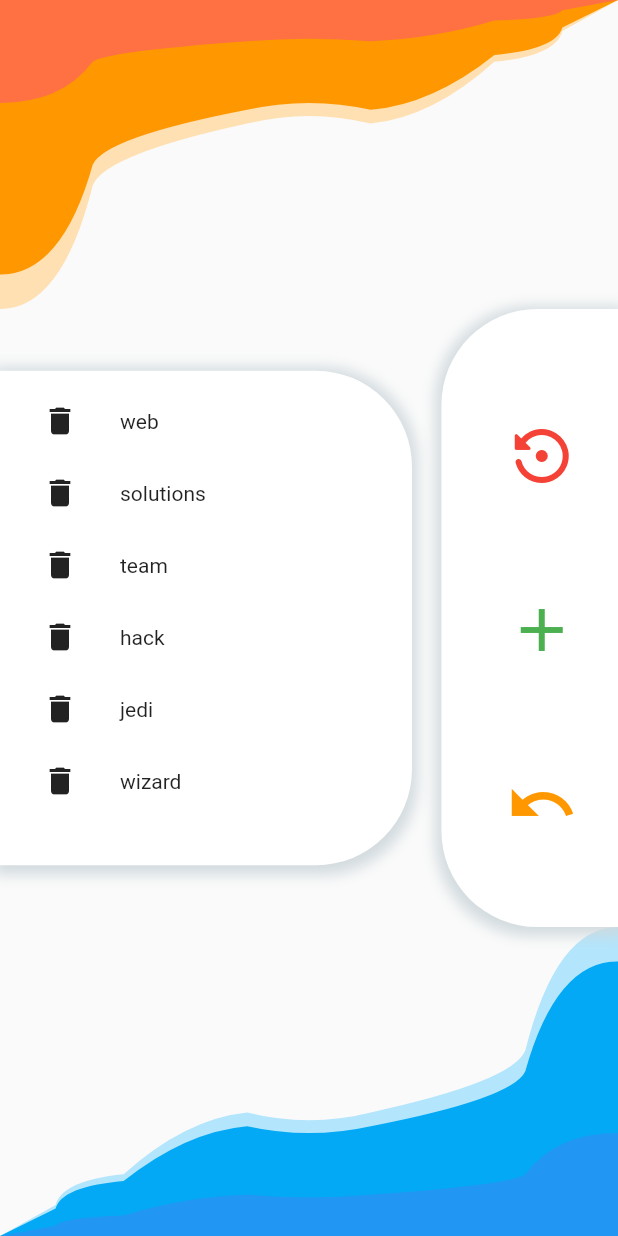
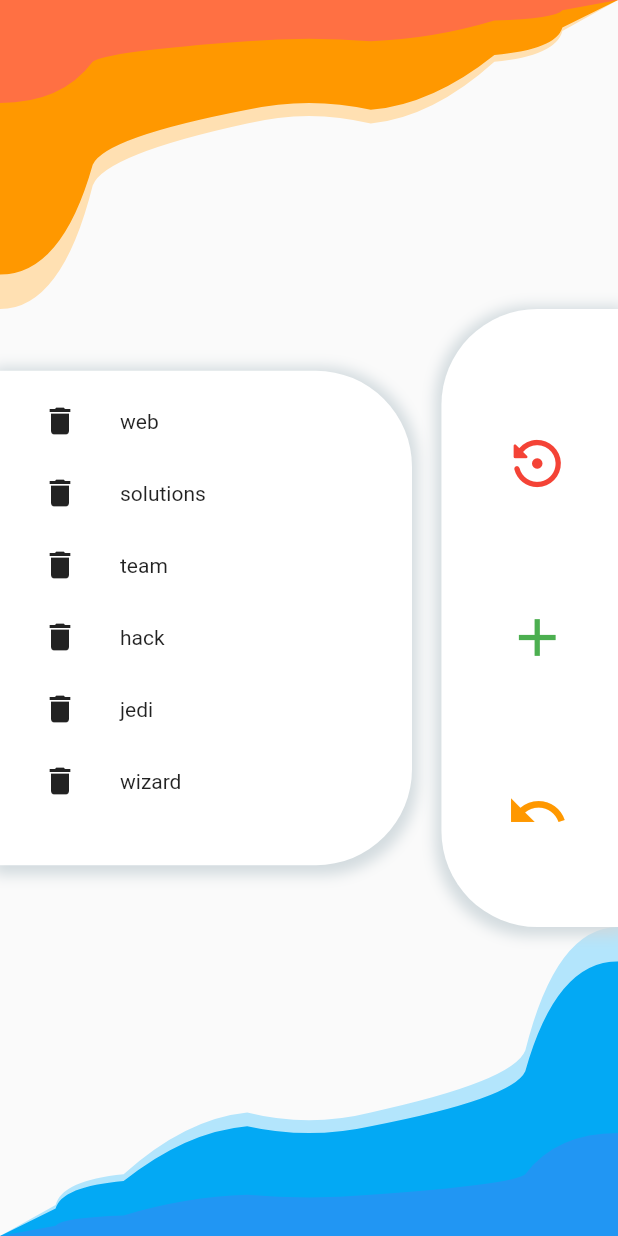
Before and after one commit to bgoncharuck/it_company_name_generator, a Flutter app: the screen it shows after launch, scrolled down 406 dp, after a tap on the "delete" icon, on a phone screen of 412 x 824 dp. Run offline on Flutter 3.47's test engine with Material 2 defaults, Android fonts, the phone set to English and light mode, and no system bars; our stand-ins replace equatable, flutter_bloc, hydrated_bloc; missing offline and left inert: replay_bloc.

```diff
--- a/lib/model/settings_model.dart
+++ b/lib/model/settings_model.dart
@@ -23,14 +23,13 @@ const SettingsModelState _defaultSettings = [
 ];
 
 @immutable
-abstract class SettingsModelEvent extends ReplayEvent {
-  SettingsModelState get settings;
-}
+abstract class SettingsModelEvent extends ReplayEvent {}
 
 @immutable
-class DefaultSettingsEvent extends Equatable implements SettingsModelEvent {
+class RestoreDefaultSettingsEvent extends Equatable
+    implements SettingsModelEvent {
   final SettingsModelState settings = _defaultSettings;
-  const DefaultSettingsEvent();
+  const RestoreDefaultSettingsEvent();
 
   @override
   List<Object> get props => [settings];
@@ -41,11 +40,24 @@ class DefaultSettingsEvent extends Equatable implements SettingsModelEvent {
 
 @immutable
 class NewSettingsEvent extends Equatable implements SettingsModelEvent {
-  final SettingsModelState settings;
-  const NewSettingsEvent(this.settings);
+  final String item;
+  const NewSettingsEvent(this.item);
 
   @override
-  List<Object> get props => [settings];
+  List<Object> get props => [item];
+
+  @override
+  bool get stringify => false;
+}
+
+@immutable
+class RemoveByIndexSettingsEvent extends Equatable
+    implements SettingsModelEvent {
+  final int index;
+  const RemoveByIndexSettingsEvent(this.index);
+
+  @override
+  List<Object> get props => [index];
 
   @override
   bool get stringify => false;
@@ -57,7 +69,16 @@ class SettingsModel extends HydratedBloc<SettingsModelEvent, SettingsModelState>
 
   @override
   Stream<SettingsModelState> mapEventToState(SettingsModelEvent event) async* {
-    yield event.settings;
+    // new setting adding
+    if (event is NewSettingsEvent)
+      yield List.from(state)..add(event.item);
+
+    // remove setting by index
+    else if (event is RemoveByIndexSettingsEvent)
+      yield List.from(state)..removeAt(event.index);
+
+    // restore default
+    else if (event is RestoreDefaultSettingsEvent) yield event.settings;
   }
 
   @override
--- a/lib/settings/settings_screen_left.dart
+++ b/lib/settings/settings_screen_left.dart
@@ -16,9 +16,7 @@ class SettingsScreenLeft extends StatelessWidget {
               // Remove
               IconButton(
                 onPressed: () => BlocProvider.of<SettingsModel>(context).add(
-                  NewSettingsEvent(
-                    List.from(state)..removeAt(index),
-                  ),
+                  RemoveByIndexSettingsEvent(index),
                 ),
                 icon: Icon(Icons.delete),
               ),
--- a/lib/settings/settings_screen_right.dart
+++ b/lib/settings/settings_screen_right.dart
@@ -20,12 +20,19 @@ class SettingsScreenRight extends StatelessWidget {
           // Default
           IconButton(
             onPressed: () => BlocProvider.of<SettingsModel>(context).add(
-              DefaultSettingsEvent(),
+              RestoreDefaultSettingsEvent(),
             ),
-            icon: Icon(
+            icon: Padding(
+              padding: const EdgeInsets.only(
+                right: 16.0,
+                top: 8.0,
+                bottom: 8.0,
+              ),
+              child: Icon(
                 Icons.settings_backup_restore_rounded,
                 color: Colors.red,
-              size: 48.0,
+                size: 42.0,
+              ),
             ),
           ),
           // New
@@ -39,19 +46,33 @@ class SettingsScreenRight extends StatelessWidget {
                 insetPadding: EdgeInsets.all(0),
               ),
             ),
-            icon: Icon(
+            icon: Padding(
+              padding: const EdgeInsets.only(
+                right: 16.0,
+                top: 8.0,
+                bottom: 8.0,
+              ),
+              child: Icon(
                 Icons.add,
                 color: Colors.green,
-              size: 48.0,
+                size: 42.0,
+              ),
             ),
           ),
           // Restore
           IconButton(
             onPressed: () => BlocProvider.of<SettingsModel>(context).undo(),
-            icon: Icon(
+            icon: Padding(
+              padding: const EdgeInsets.only(
+                right: 16.0,
+                top: 8.0,
+                bottom: 8.0,
+              ),
+              child: Icon(
                 Icons.undo,
                 color: Colors.orange,
-              size: 48.0,
+                size: 42.0,
+              ),
             ),
           ),
         ],
@@ -102,11 +123,7 @@ class _AddSetingTextFieldState extends State<AddSetingTextField> {
             final settings = BlocProvider.of<SettingsModel>(context);
             if (!settings.state.contains(_textController!.text))
               settings.add(
-                NewSettingsEvent(
-                  List.from(
-                    settings.state,
-                  )..add(_textController!.text),
-                ),
+                NewSettingsEvent(_textController!.text),
               );
             Navigator.pop(context);
           },
```
Lines whose indentation alone changed are shown as unchanged.
